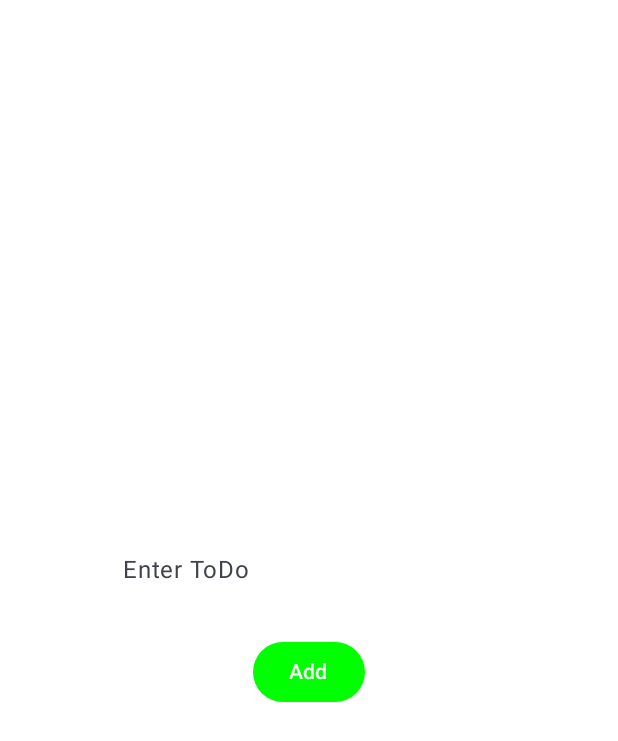
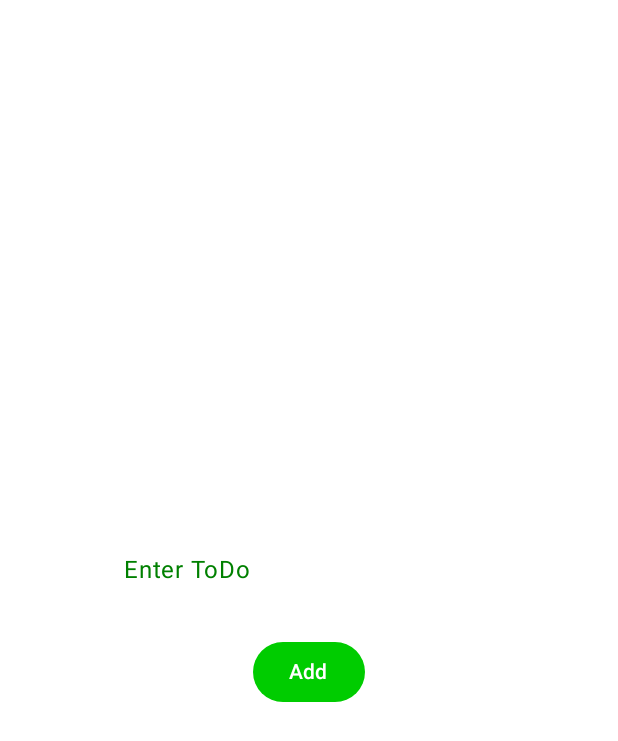
Before and after one commit to remziakgoz/GreenList-ToDo, an Android app built with Jetpack Compose: the screen it shows after launch (MainActivity), after a tap on "Add", on a phone screen of 412 x 824 dp. Shown: the top 741 px of the screen. Run offline under Robolectric (Android 15) with nearby library versions, the phone set to English and light mode, and no system bars; our stand-ins replace Room's generated code.

Commit message:
feat: Improve UI behavior and compatibility with dark mode
- Implement imePadding to adjust layout when the keyboard appears
- Enable scrolling to ensure all content is accessible
- Adjust TextField colors for better visibility in dark mode
- Add padding and spacing for improved layout and aesthetics
- Optimize Button and TextField color schemes for a consistent design

```diff
--- a/app/src/main/java/com/remziakgoz/todolistwithcompose/presentation/views/AddItemScreen.kt
+++ b/app/src/main/java/com/remziakgoz/todolistwithcompose/presentation/views/AddItemScreen.kt
@@ -2,6 +2,7 @@ package com.remziakgoz.todolistwithcompose.presentation.views
 
 import android.widget.Toast
 import androidx.compose.foundation.background
+import androidx.compose.foundation.isSystemInDarkTheme
 import androidx.compose.foundation.layout.Box
 import androidx.compose.foundation.layout.Column
 import androidx.compose.foundation.layout.Spacer
@@ -10,11 +11,7 @@ import androidx.compose.foundation.layout.height
 import androidx.compose.foundation.layout.imePadding
 import androidx.compose.foundation.rememberScrollState
 import androidx.compose.foundation.verticalScroll
-import androidx.compose.material3.Button
-import androidx.compose.material3.ButtonDefaults
-import androidx.compose.material3.Text
-import androidx.compose.material3.TextField
-import androidx.compose.material3.TextFieldDefaults
+import androidx.compose.material3.*
 import androidx.compose.runtime.Composable
 import androidx.compose.runtime.mutableStateOf
 import androidx.compose.runtime.remember
@@ -23,21 +20,30 @@ import androidx.compose.ui.Modifier
 import androidx.compose.ui.graphics.Color
 import androidx.compose.ui.platform.LocalContext
 import androidx.compose.ui.unit.dp
+import androidx.compose.ui.text.style.TextAlign
 import com.remziakgoz.todolistwithcompose.domain.model.Item
 
 @Composable
-fun AddItemScreen(modifier: Modifier = Modifier, saveFunction: (item: Item) -> Unit) {
-
+fun AddItemScreen(
+    modifier: Modifier = Modifier,
+    saveFunction: (item: Item) -> Unit
+) {
     val itemName = remember {
         mutableStateOf("")
     }
 
     val context = LocalContext.current
 
+    // Dark mode kontrolü
+    val isDarkTheme = isSystemInDarkTheme()
+    val backgroundColor = if (isDarkTheme) Color(0xFF7B7B7B) else Color.White
+    val textColor = if (isDarkTheme) Color(0xFF90EE90) else Color(0xFF006400)
+    val placeholderColor = if (isDarkTheme) Color(0xFF7FFF00) else Color(0xFF008000)
+
     Box(
         modifier = modifier
             .fillMaxSize()
-            .background(color = Color.White)
+            .background(color = backgroundColor)
             .imePadding()
             .verticalScroll(rememberScrollState()),
         contentAlignment = Alignment.Center
@@ -45,10 +51,16 @@ fun AddItemScreen(modifier: Modifier = Modifier, saveFunction: (item: Item) -> U
         Column(
             horizontalAlignment = Alignment.CenterHorizontally
         ) {
-            TextField(value = itemName.value,
+            TextField(
+                value = itemName.value,
                 placeholder = {
-                    Text("Enter ToDo")
-                }, onValueChange = {
+                    Text(
+                        "Enter ToDo",
+                        color = placeholderColor,
+                        textAlign = TextAlign.Center
+                    )
+                },
+                onValueChange = {
                     itemName.value = it
                 },
                 colors = TextFieldDefaults.colors(
@@ -56,32 +68,30 @@ fun AddItemScreen(modifier: Modifier = Modifier, saveFunction: (item: Item) -> U
                     unfocusedContainerColor = Color.Transparent,
                     focusedIndicatorColor = Color.Transparent,
                     unfocusedIndicatorColor = Color.Transparent,
-                    focusedTextColor = Color.Green,
-                    unfocusedTextColor = Color.Green
-                )
+                    focusedTextColor = textColor,
+                    unfocusedTextColor = textColor
+                ),
+                singleLine = true
             )
 
             Spacer(modifier = Modifier.height(16.dp))
 
-            Button(onClick = {
+            Button(
+                onClick = {
                     val itemToInsert = Item(toDoName = itemName.value)
-                if (itemName.value.isEmpty() || itemName.value.isBlank()){
+                    if (itemName.value.isEmpty() || itemName.value.isBlank()) {
                         Toast.makeText(context, "Please Enter ToDo", Toast.LENGTH_SHORT).show()
                     } else {
                         saveFunction(itemToInsert)
                     }
                 },
                 colors = ButtonDefaults.buttonColors(
-                    containerColor = Color(0xFF00FF00),
+                    containerColor = if (isDarkTheme) Color(0xFF32CD32) else Color(0xFF00CC00),
                     contentColor = Color.White
                 )
             ) {
                 Text(text = "Add")
             }
-
-
         }
     }
-
-
 }
```
Also changed, not shown: app/src/main/java/com/remziakgoz/todolistwithcompose/data/util/SharedPreferencesHelper.kt (added, +18 -0 lines), app/src/main/java/com/remziakgoz/todolistwithcompose/presentation/views/ListScreen.kt (+6 -3 lines). Lines whose indentation alone changed are shown as unchanged.
